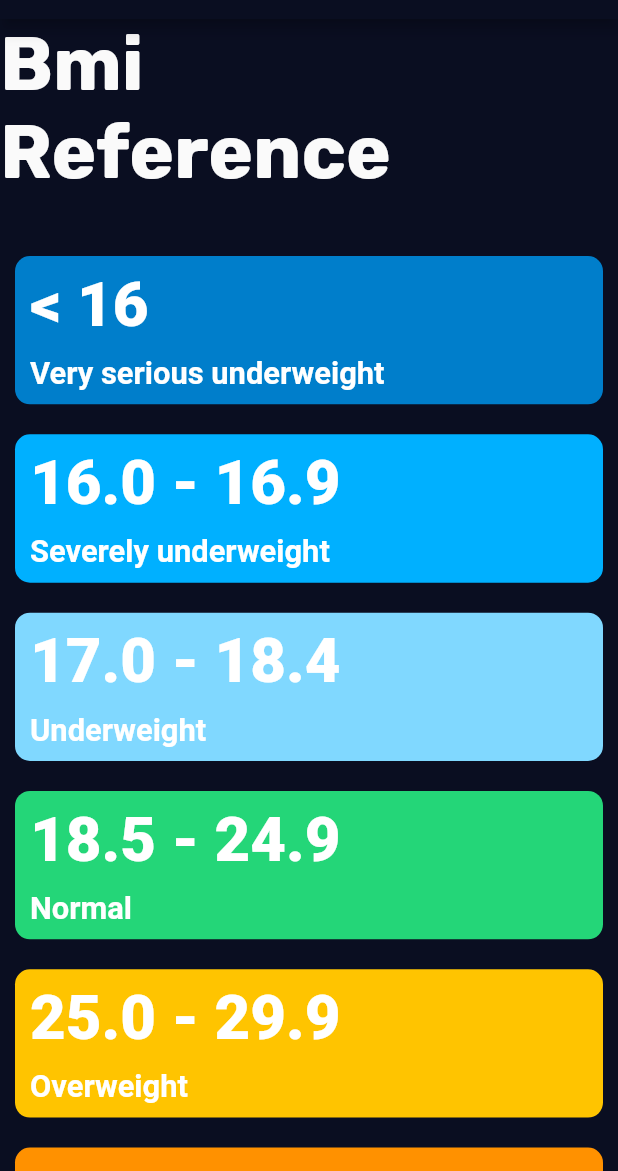
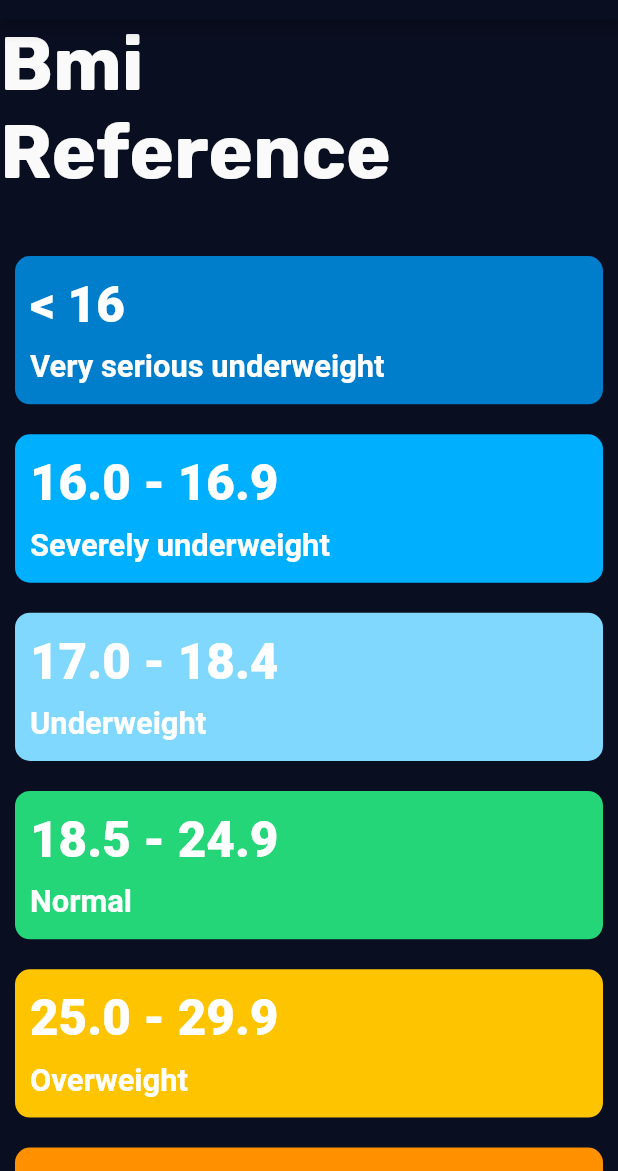
Before and after one commit to warkeljr/bmi-calculator-app, a Flutter app: the ResultsPage screen opened directly with empty values, after a tap on an icon or button, on a phone screen of 412 x 824 dp, the part 65-1236 px from its top. Run offline on Flutter 3.47's test engine with Material 2 defaults, Android fonts, the light colour scheme and no system bars; our stand-ins replace animated_text_kit, cloud_firestore, firebase_auth, flutter_spinkit, font_awesome_flutter, rflutter_alert; accounts and stored records are empty.

Commit message:
Fixt minor issues, Fontsize and Margins

```diff
--- a/lib/components/cards/bmiReference_card.dart
+++ b/lib/components/cards/bmiReference_card.dart
@@ -27,7 +27,7 @@ class BmiReferenceCard extends StatelessWidget {
           Text(
             indicator,
             style: TextStyle(
-                fontSize: SizeConfig.blockSizeVertical * 5.0,
+                fontSize: SizeConfig.blockSizeVertical * 4.0,
                 fontWeight: FontWeight.w900),
           ),
           SizedBox(
--- a/lib/screens/results_page.dart
+++ b/lib/screens/results_page.dart
@@ -188,7 +188,7 @@ class ResultsPage extends StatelessWidget {
                   'RE-CALCULATE',
                   style: TextStyle(
                     fontSize: kFontSizeM,
-                    fontWeight: FontWeight.w900,
+                    fontWeight: FontWeight.bold,
                   ),
                 ),
               ),
```
Also changed, not shown: lib/screens/input_page.dart (+4 -4 lines).
